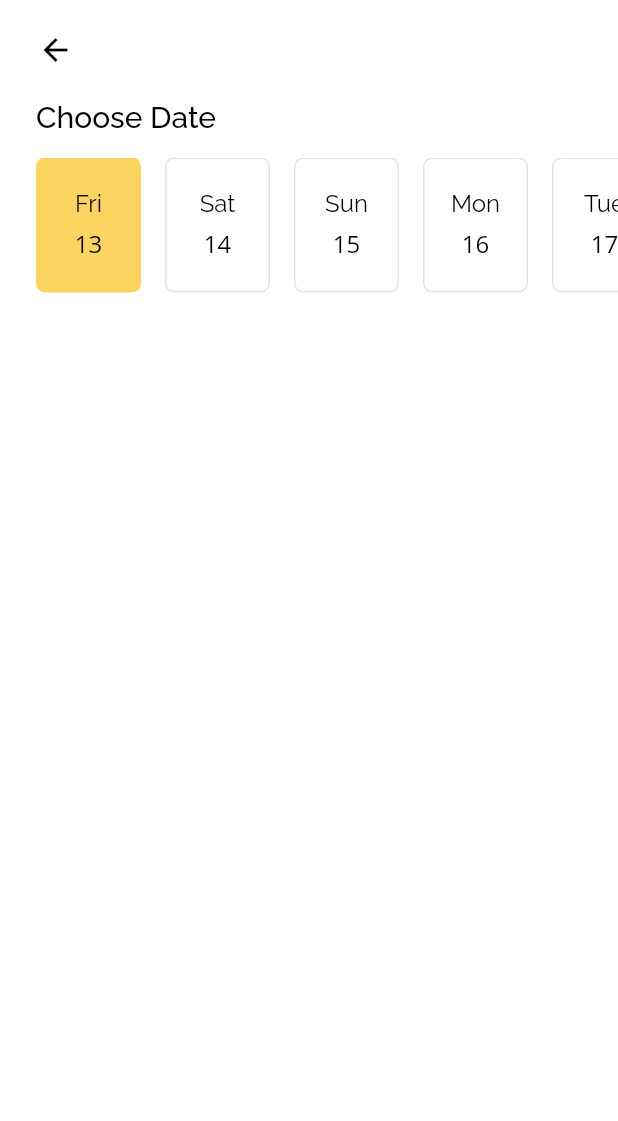
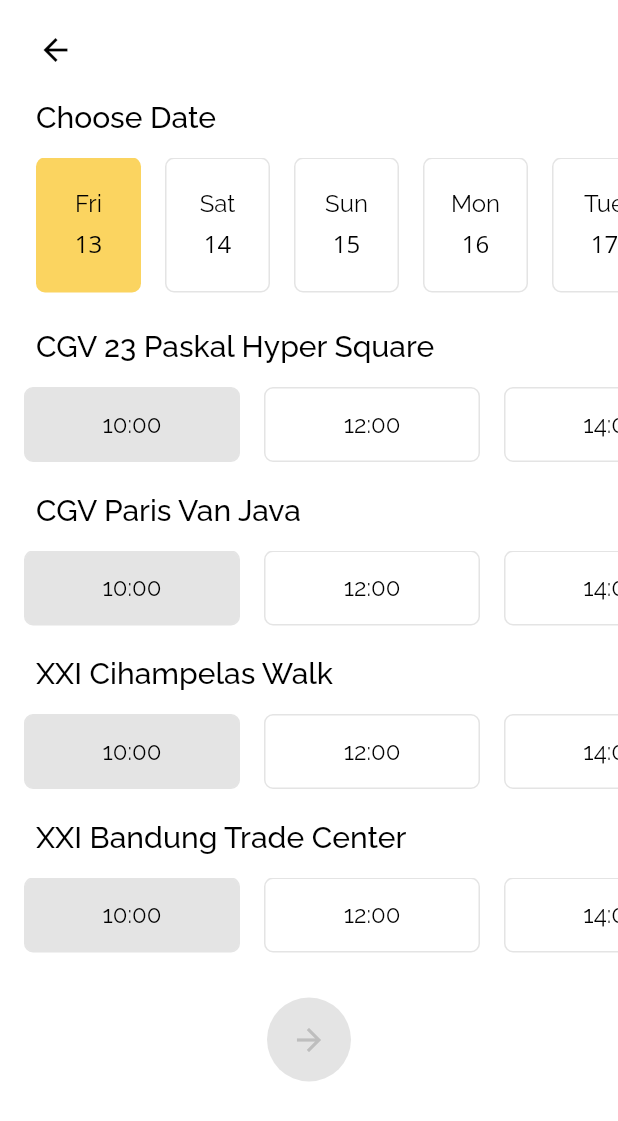
Before and after one commit to mahfuzon/Flutter-Booking-Bioskop, a Flutter app: the SelectSchedulePage screen opened directly with empty values, on a phone screen of 412 x 824 dp. Shown: the top 1121 px of the screen. Run offline on Flutter 3.47's test engine with Material 2 defaults, Android fonts, the phone set to English and light mode, and no system bars; our stand-ins replace bloc, cloud_firestore, equatable, firebase_auth, firebase_storage, flushbar and 5 more; accounts and stored records are empty; network calls fail.

Commit message:
Select SchedulePage part 2

```diff
--- a/lib/models/models.dart
+++ b/lib/models/models.dart
@@ -6,3 +6,4 @@ part "movie.dart";
 part 'promo.dart';
 part "movie_detail.dart";
 part "credit.dart";
+part "theater.dart";
--- /dev/null
+++ b/lib/models/theater.dart
@@ -0,0 +1,18 @@
+part of "models.dart";
+
+class Theater extends Equatable {
+  // menampung nama bioskop
+  final String name;
+
+  Theater(this.name);
+  @override
+  List<Object> get props => [name];
+}
+
+// Membuat dummy Theater
+List<Theater> dummyTheater = [
+  Theater("CGV 23 Paskal Hyper Square"),
+  Theater("CGV Paris Van Java"),
+  Theater("XXI Cihampelas Walk"),
+  Theater("XXI Bandung Trade Center"),
+];
--- a/lib/ui/pages/select_schedule_page.dart
+++ b/lib/ui/pages/select_schedule_page.dart
@@ -15,6 +15,12 @@ class _SelectSchedulePageState extends State<SelectSchedulePage> {
   List<DateTime> dates;
   // properti untuk menampung tanggal yang dipilih user
   DateTime selectedDate;
+  // menampung waktu yang dipilih user
+  int selectedTime;
+  // menampung bioskop yang dipilih user
+  Theater selectedTheater;
+  // digunakan untuk mengecek waktu dan theater yang dipilih sesuai
+  bool isValid = false;
 
   @override
   void initState() {
@@ -102,6 +108,28 @@ class _SelectSchedulePageState extends State<SelectSchedulePage> {
                     ),
                   ),
                 ),
+                // WIDGET: Pilih Bioskop
+                generateTimeTable(),
+                SizedBox(height: 10),
+                // WIDGET: Button Next
+                Column(
+                  mainAxisAlignment: MainAxisAlignment.center,
+                  children: [
+                    FloatingActionButton(
+                      elevation: 0,
+                      backgroundColor:
+                          (isValid) ? mainColor : Color(0XFFE4E4E4),
+                      onPressed: () {},
+                      child: Icon(
+                        Icons.arrow_forward,
+                        color: (isValid) ? Colors.white : Color(0XFFBEBEBE),
+                      ),
+                    ),
+                    SizedBox(
+                      height: 30,
+                    ),
+                  ],
+                ),
               ],
             ),
           ],
@@ -109,4 +137,62 @@ class _SelectSchedulePageState extends State<SelectSchedulePage> {
       ),
     );
   }
+
+  Column generateTimeTable() {
+    // Membuat list jam dengan jeda tiap jam adalah 2 jam
+    List<int> schedule = List.generate(7, (index) => 10 + index * 2);
+    // list untuk menampung widget yang berisikan nama bioskop
+    List<Widget> widget = [];
+    // WIDGET: Nama Bioskop
+    for (var theater in dummyTheater) {
+      widget.add(
+        Container(
+          margin: EdgeInsets.fromLTRB(defaultMargin, 0, defaultMargin, 16),
+          child: Text(
+            theater.name,
+            style: blackTextFont.copyWith(fontSize: 20),
+          ),
+        ),
+      );
+
+      // WIDGET: Jam Tayang
+      widget.add(
+        Container(
+          height: 50,
+          margin: EdgeInsets.only(bottom: 20),
+          child: ListView.builder(
+            scrollDirection: Axis.horizontal,
+            itemCount: schedule.length,
+            itemBuilder: (_, index) => Container(
+              margin: EdgeInsets.only(
+                  left: (schedule[index] == 0) ? defaultMargin : 16,
+                  right: (schedule[index] == schedule.length - 1)
+                      ? defaultMargin
+                      : 0),
+              child: SelectableBox(
+                "${schedule[index]}:00",
+                // mengecek apakah jam yang dipilih sesuai dengan bioskopnya
+                isSelected: selectedTheater == theater &&
+                    selectedTime == schedule[index],
+                // selectedBox hanya bisa digunakan jika jam tayang lebih besar dari waktu sekarang dan harinya tidak sama dengan hari ini
+                isEnabled: schedule[index] > DateTime.now().hour ||
+                    selectedDate.day != DateTime.now().day,
+                onTap: () {
+                  setState(() {
+                    selectedTheater = theater;
+                    selectedTime = schedule[index];
+                    isValid = true;
+                  });
+                },
+              ),
+            ),
+          ),
+        ),
+      );
+    }
+    return Column(
+      crossAxisAlignment: CrossAxisAlignment.start,
+      children: widget,
+    );
+  }
 }
```
